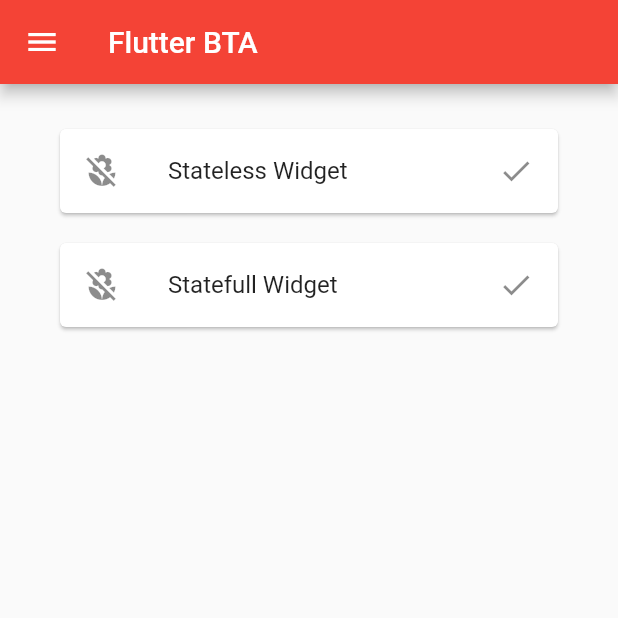
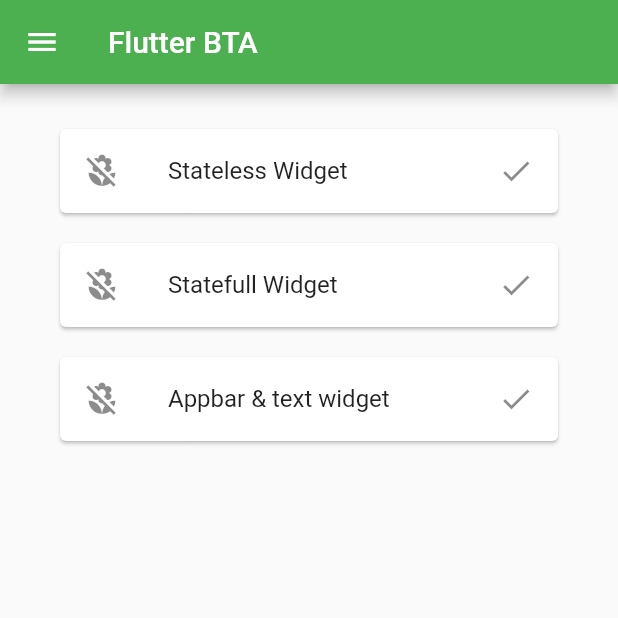
Before and after one commit to mdnayeemsarker/FlutterBasicToAdvance, a Flutter app: the screen it shows after launch, on a phone screen of 412 x 824 dp, the top half of it. Run offline on Flutter 3.47's test engine with Material 2 defaults, Android fonts, the phone set to English and light mode, and no system bars.

Commit message:
Appbar & Text widget

```diff
--- a/lib/main.dart
+++ b/lib/main.dart
@@ -1,9 +1,10 @@
 // ignore_for_file: prefer_const_declarations
 
 import 'package:flutter/material.dart';
+import 'package:flutter_basic_advance/pages/app_bar.dart';
 import 'package:flutter_basic_advance/pages/home_page.dart';
-import 'package:flutter_basic_advance/pages/slsfw/stateful.dart';
-import 'package:flutter_basic_advance/pages/slsfw/stateless.dart';
+import 'package:flutter_basic_advance/pages/stateful.dart';
+import 'package:flutter_basic_advance/pages/stateless.dart';
 import 'package:flutter_basic_advance/utils/routes.dart';
 
 void main() {
@@ -18,7 +19,7 @@
     return MaterialApp(
         themeMode: ThemeMode.light,
         theme: ThemeData(
-          primarySwatch: Colors.red,
+          primarySwatch: Colors.green,
           // fontFamily: GoogleFonts.lato().fontFamily,
         ),
         debugShowCheckedModeBanner: false,
@@ -31,6 +32,7 @@
           MyRoutes.homeRoute: (context) => HomePage(),
           MyRoutes.stateLessRoute: (context) => StateLess(),
           MyRoutes.stateFulRoute: (context) => StateFul(),
+          MyRoutes.appBarRoute: (context) => AppBarPage(),
         });
   }
 }
--- /dev/null
+++ b/lib/pages/app_bar.dart
@@ -0,0 +1,22 @@
+import 'package:flutter/material.dart';
+
+class AppBarPage extends StatelessWidget {
+  const AppBarPage({super.key});
+
+  @override
+  Widget build(BuildContext context) {
+    return MaterialApp(
+      home: Scaffold(
+        appBar: AppBar(
+          title: Text("New Appbar title"),
+          backgroundColor: Colors.amberAccent,
+        ),
+        body: Column(
+          mainAxisAlignment: MainAxisAlignment.center,
+          crossAxisAlignment: CrossAxisAlignment.center,
+          children: [Text("Appbar & text widget")],
+        ),
+      ),
+    );
+  }
+}
--- a/lib/pages/home_page.dart
+++ b/lib/pages/home_page.dart
@@ -34,6 +34,17 @@
                 },
                 leading: Icon(Icons.macro_off),
                 title: Text("Statefull Widget"),
+                trailing: Icon(Icons.check),
+              ),
+            ),
+            Card(
+              margin: EdgeInsets.symmetric(vertical: 10, horizontal: 20),
+              child: ListTile(
+                onTap: () {
+                  Navigator.pushNamed(context, MyRoutes.appBarRoute);
+                },
+                leading: Icon(Icons.macro_off),
+                title: Text("Appbar & text widget"),
                 trailing: Icon(Icons.check),
               ),
             ),
--- a/lib/utils/routes.dart
+++ b/lib/utils/routes.dart
@@ -2,4 +2,5 @@
   static String homeRoute = "/home";
   static String stateLessRoute = "/stateLess";
   static String stateFulRoute = "/stateFul";
+  static String appBarRoute = "/appbar";
 }
```
Also changed, not shown: lib/pages/stateful.dart (renamed from lib/pages/slsfw/stateful.dart), lib/pages/stateless.dart (renamed from lib/pages/slsfw/stateless.dart).
